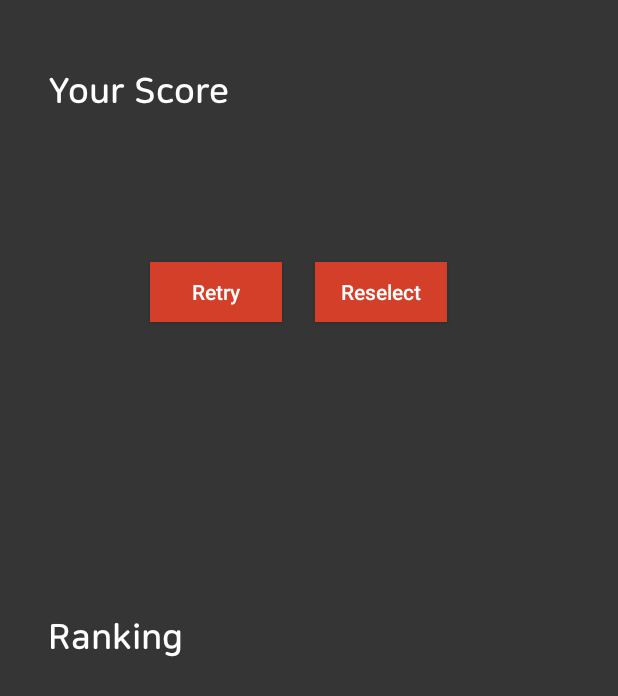
After one commit to jionchu/DancingStar, an Android app: the ResultActivity screen opened directly, with no data from a screen before it, on a phone screen of 412 x 824 dp. The commit adds this screen. Shown: the top 696 px of the screen. Run offline under Robolectric (Android 15) with nearby library versions, the light colour scheme and no system bars.

Commit message:
main color change, result page

```diff
--- a/Android/DancingStar/app/build.gradle
+++ b/Android/DancingStar/app/build.gradle
@@ -1,4 +1,6 @@
 apply plugin: 'com.android.application'
+apply plugin: 'kotlin-android'
+apply plugin: 'kotlin-android-extensions'
 
 android {
     compileSdkVersion 28
@@ -33,4 +35,5 @@ dependencies {
     testImplementation 'junit:junit:4.12'
     androidTestImplementation 'com.android.support.test:runner:1.0.2'
     androidTestImplementation 'com.android.support.test.espresso:espresso-core:3.0.2'
+    implementation "org.jetbrains.kotlin:kotlin-stdlib-jdk7:$kotlin_version"
 }
--- a/Android/DancingStar/app/src/main/java/org/evolution/dancingstar/dance/DanceActivity.java
+++ b/Android/DancingStar/app/src/main/java/org/evolution/dancingstar/dance/DanceActivity.java
@@ -16,6 +16,7 @@ import org.evolution.dancingstar.R;
 import org.evolution.dancingstar.learn.Preview;
 
 public class DanceActivity extends AppCompatActivity {
+
 
     private VideoView mVideoView;
     private TextureView mTextureView;
--- /dev/null
+++ b/Android/DancingStar/app/src/main/java/org/evolution/dancingstar/result/ResultActivity.kt
@@ -0,0 +1,32 @@
+package org.evolution.dancingstar.result
+
+import android.app.Activity
+import android.content.Intent
+import android.support.v7.app.AppCompatActivity
+import android.os.Bundle
+import kotlinx.android.synthetic.main.activity_result.*
+import org.evolution.dancingstar.R
+import org.evolution.dancingstar.dance.DanceActivity
+import org.evolution.dancingstar.main.MainActivity
+
+class ResultActivity : AppCompatActivity() {
+
+    override fun onCreate(savedInstanceState: Bundle?) {
+        super.onCreate(savedInstanceState)
+        setContentView(R.layout.activity_result)
+
+
+
+        result_btn_retry.setOnClickListener {
+            var intent = Intent(this, DanceActivity::class.java)
+            startActivity(intent)
+        }
+
+        result_btn_reselect.setOnClickListener {
+            //  기존 액티비티 죽이기
+            var intent = Intent(this, MainActivity::class.java)
+            startActivity(intent)
+        }
+
+    }
+}
--- /dev/null
+++ b/Android/DancingStar/app/src/main/res/drawable/btndesign_red.xml
@@ -0,0 +1,5 @@
+<?xml version="1.0" encoding="utf-8"?>
+<selector xmlns:android="http://schemas.android.com/apk/res/android">
+    <corners android:radius="5dp"/>
+    <solid android:color="#FFFFFF"/>
+</selector>
--- a/Android/DancingStar/app/src/main/res/layout/activity_dance.xml
+++ b/Android/DancingStar/app/src/main/res/layout/activity_dance.xml
@@ -1,7 +1,9 @@
 <?xml version="1.0" encoding="utf-8"?>
-<LinearLayout xmlns:android="http://schemas.android.com/apk/res/android"
+<LinearLayout
+    xmlns:android="http://schemas.android.com/apk/res/android"
     xmlns:app="http://schemas.android.com/apk/res-auto"
     xmlns:tools="http://schemas.android.com/tools"
+    android:background="@color/colorBlack"
     android:layout_width="match_parent"
     android:layout_height="match_parent"
     tools:context=".learn.LearnActivity"
--- a/Android/DancingStar/app/src/main/res/layout/activity_learn.xml
+++ b/Android/DancingStar/app/src/main/res/layout/activity_learn.xml
@@ -1,7 +1,9 @@
 <?xml version="1.0" encoding="utf-8"?>
-<LinearLayout xmlns:android="http://schemas.android.com/apk/res/android"
+<LinearLayout
+    xmlns:android="http://schemas.android.com/apk/res/android"
     xmlns:app="http://schemas.android.com/apk/res-auto"
     xmlns:tools="http://schemas.android.com/tools"
+    android:background="@color/colorBlack"
     android:layout_width="match_parent"
     android:layout_height="match_parent"
     tools:context=".learn.LearnActivity"
--- a/Android/DancingStar/app/src/main/res/layout/activity_main.xml
+++ b/Android/DancingStar/app/src/main/res/layout/activity_main.xml
@@ -29,6 +29,7 @@
                 android:text="Dance List"
                 android:textSize="20dp"
                 android:textStyle="bold"
+                android:fontFamily="@font/regularnanumsquareround"
                 android:layout_marginLeft="10dp"
                 android:textColor="@color/colorPrimaryDark"/>
 
--- /dev/null
+++ b/Android/DancingStar/app/src/main/res/layout/activity_result.xml
@@ -0,0 +1,79 @@
+<?xml version="1.0" encoding="utf-8"?>
+<android.support.constraint.ConstraintLayout
+    xmlns:android="http://schemas.android.com/apk/res/android"
+    xmlns:app="http://schemas.android.com/apk/res-auto"
+    xmlns:tools="http://schemas.android.com/tools"
+    android:id="@+id/constraintlayout"
+    android:layout_width="match_parent"
+    android:layout_height="match_parent"
+    android:background="@color/colorBlack"
+    tools:context=".result.ResultActivity">
+
+    <TextView
+        android:id="@+id/result_tv_yourscore"
+        android:layout_width="wrap_content"
+        android:layout_height="wrap_content"
+        android:layout_marginStart="32dp"
+        android:layout_marginTop="48dp"
+        android:fontFamily="@font/boldnanumsquareround"
+        android:text="Your Score"
+        android:textColor="#FFFFFF"
+        android:textSize="23sp"
+        app:layout_constraintStart_toStartOf="parent"
+        app:layout_constraintTop_toTopOf="parent" />
+
+    <Button
+        android:id="@+id/result_btn_retry"
+        android:layout_width="wrap_content"
+        android:layout_height="40dp"
+        android:layout_marginStart="100dp"
+        android:layout_marginTop="100dp"
+        android:background="@color/colorPrimaryDark"
+        android:text="Retry"
+        android:textAllCaps="false"
+        android:textColor="@color/colorWhite"
+        app:layout_constraintStart_toStartOf="parent"
+        app:layout_constraintTop_toBottomOf="@+id/result_tv_yourscore" />
+
+    <Button
+        android:id="@+id/result_btn_reselect"
+        android:layout_width="wrap_content"
+        android:layout_height="40dp"
+        android:background="@color/colorPrimaryDark"
+        android:text="Reselect"
+        android:textAllCaps="false"
+        android:textColor="@color/colorWhite"
+        app:layout_constraintBottom_toBottomOf="@+id/result_btn_retry"
+        app:layout_constraintEnd_toEndOf="parent"
+        app:layout_constraintHorizontal_bias="0.16"
+        app:layout_constraintStart_toEndOf="@+id/result_btn_retry"
+        app:layout_constraintTop_toTopOf="@+id/result_btn_retry" />
+
+    <TextView
+        android:id="@+id/result_tv_ranking"
+        android:layout_width="wrap_content"
+        android:layout_height="wrap_content"
+        android:layout_marginBottom="32dp"
+        android:layout_marginStart="32dp"
+        android:text="Ranking"
+        android:fontFamily="@font/boldnanumsquareround"
+        android:textColor="#FFFFFF"
+        android:textSize="23sp"
+        app:layout_constraintBottom_toTopOf="@+id/result_sv_ranking"
+        app:layout_constraintStart_toStartOf="parent" />
+
+    <ScrollView
+        android:id="@+id/result_sv_ranking"
+        android:layout_width="match_parent"
+        android:layout_height="353dp"
+        app:layout_constraintBottom_toBottomOf="parent"
+        app:layout_constraintEnd_toEndOf="parent"
+        app:layout_constraintStart_toStartOf="parent">
+
+        <LinearLayout
+            android:layout_width="match_parent"
+            android:layout_height="wrap_content"
+            android:orientation="vertical" />
+    </ScrollView>
+
+</android.support.constraint.ConstraintLayout>
--- a/Android/DancingStar/app/src/main/res/layout/item_main_dance.xml
+++ b/Android/DancingStar/app/src/main/res/layout/item_main_dance.xml
@@ -15,6 +15,7 @@
         android:text="가시나"
         android:textSize="17dp"
         android:textStyle="bold"
+        android:fontFamily="@font/boldnanumsquareround"
         android:textColor="@color/colorWhite"/>
 
     <TextView
@@ -23,6 +24,7 @@
         android:layout_height="wrap_content"
         android:text="선미"
         android:textSize="15dp"
+        android:fontFamily="@font/lightnanumsquareround"
         android:textColor="@color/colorWhite"/>
 
 </LinearLayout>
--- a/Android/DancingStar/app/src/main/res/values/colors.xml
+++ b/Android/DancingStar/app/src/main/res/values/colors.xml
@@ -1,8 +1,8 @@
 <?xml version="1.0" encoding="utf-8"?>
 <resources>
-    <color name="colorPrimary">#bbcbbe</color>
-    <color name="colorPrimaryDark">#7f9f85</color>
-    <color name="colorAccent">#d6dfd8</color>
+    <color name="colorPrimary">#DE743C</color>
+    <color name="colorPrimaryDark">#D43F29</color>
+    <color name="colorAccent">#E7AF67</color>
     <color name="colorWhite">#ffffff</color>
-    <color name="colorBlack">#000000</color>
+    <color name="colorBlack">#353535</color>
 </resources>
--- a/Android/DancingStar/build.gradle
+++ b/Android/DancingStar/build.gradle
@@ -1,6 +1,8 @@
 // Top-level build file where you can add configuration options common to all sub-projects/modules.
 
 buildscript {
+    ext.kotlin_version = '1.3.41'
+
 
     repositories {
         google()
@@ -12,7 +14,7 @@ buildscript {
 
         // NOTE: Do not place your application dependencies here; they belong
         // in the individual module build.gradle files
-    }
+    classpath "org.jetbrains.kotlin:kotlin-gradle-plugin:$kotlin_version" }
 }
 
 allprojects {
```
Also changed, not shown: Android/DancingStar/app/src/main/AndroidManifest.xml (+20 -7 lines), Android/DancingStar/app/src/main/res/layout/activity_splash.xml (+25 -9 lines), Android/DancingStar/app/src/main/res/font/boldnanumsquareround.otf (added), Android/DancingStar/app/src/main/res/font/extraboldnanumsquareround.otf (added), Android/DancingStar/app/src/main/res/font/lightnanumsquareround.otf (added), Android/DancingStar/app/src/main/res/font/noto_sans.ttf (added), Android/DancingStar/app/src/main/res/font/regularnanumsquareround.otf (added).
